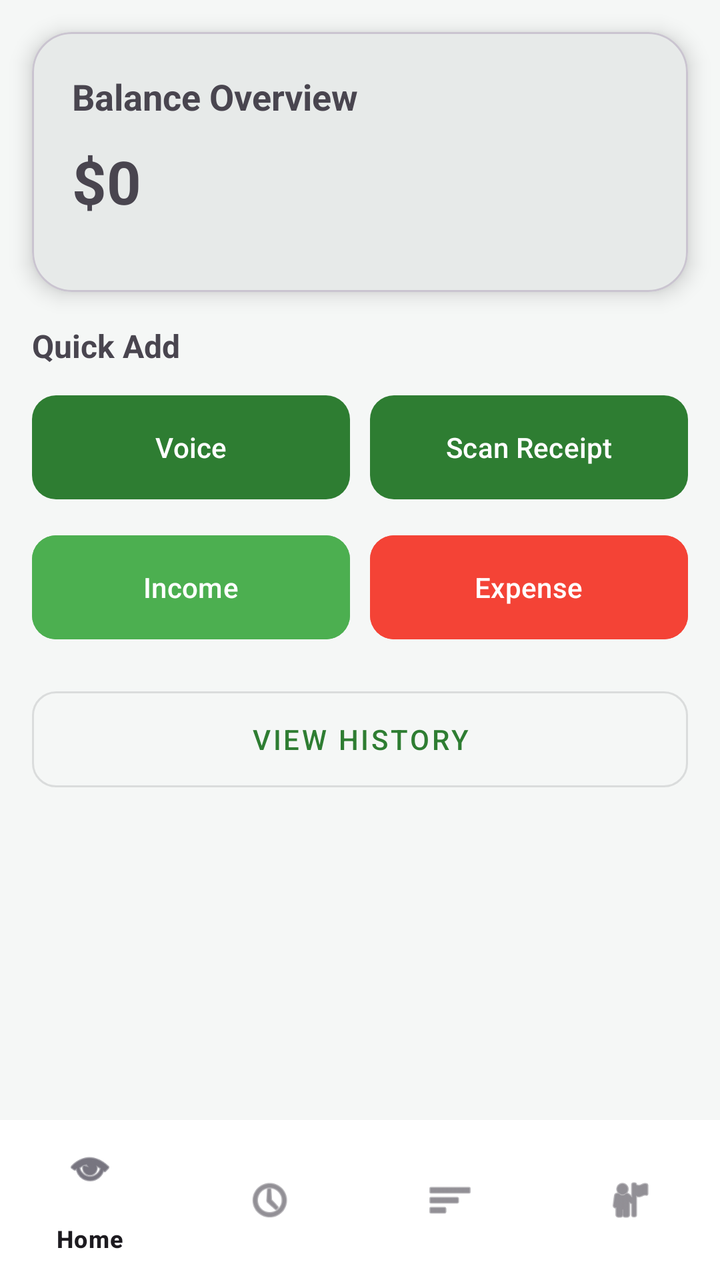
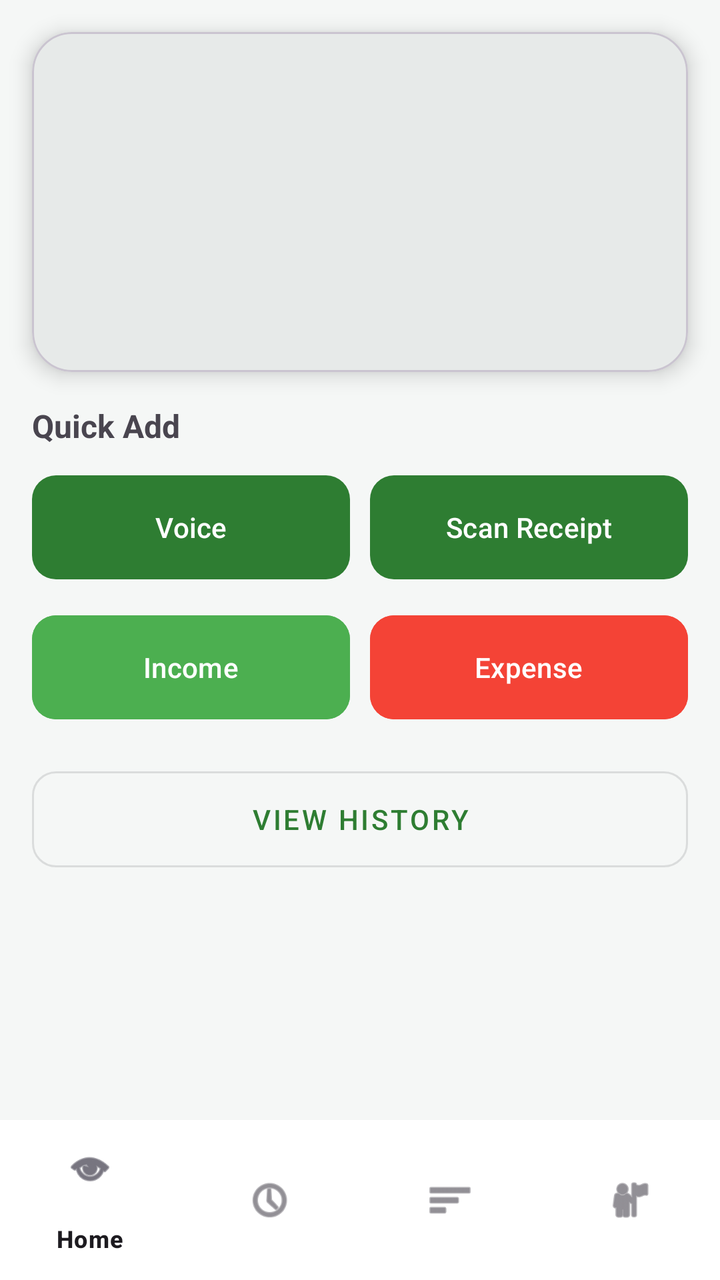

Screens rendered from an Android XML layout before and after an edit, with the pre-edit source and the edit as a unified diff.
<!-- AndroidManifest.xml: application theme Theme.MoneyTrack -->
<!-- res/layout/activity_main.xml -->
<?xml version="1.0" encoding="utf-8"?>
<LinearLayout
    xmlns:android="http://schemas.android.com/apk/res/android"
    xmlns:app="http://schemas.android.com/apk/res-auto"
    android:orientation="vertical"
    android:background="#F5F7F6"
    android:layout_width="match_parent"
    android:layout_height="match_parent">

    <ScrollView
        android:layout_width="match_parent"
        android:layout_height="0dp"
        android:layout_weight="1">

        <LinearLayout
            android:layout_width="match_parent"
            android:layout_height="wrap_content"
            android:orientation="vertical">

            <com.google.android.material.card.MaterialCardView
                android:id="@+id/cardBalance"
                android:layout_width="match_parent"
                android:layout_height="130dp"
                android:layout_margin="16dp"
                app:cardCornerRadius="20dp"
                app:cardElevation="6dp">

                <LinearLayout
                    android:layout_width="match_parent"
                    android:layout_height="match_parent"
                    android:orientation="vertical"
                    android:padding="20dp">

                    <TextView
                        android:layout_width="wrap_content"
                        android:layout_height="wrap_content"
                        android:text="Balance Overview"
                        android:textSize="18sp"
                        android:textStyle="bold" />

                    <TextView
                        android:id="@+id/tvBalance"
                        android:layout_width="wrap_content"
                        android:layout_height="wrap_content"
                        android:layout_marginTop="10dp"
                        android:text="$0"
                        android:textSize="30sp"
                        android:textStyle="bold" />

                </LinearLayout>

            </com.google.android.material.card.MaterialCardView>

            <TextView
                android:layout_width="wrap_content"
                android:layout_height="wrap_content"
                android:layout_marginStart="16dp"
                android:layout_marginBottom="10dp"
                android:text="Quick Add"
                android:textSize="16sp"
                android:textStyle="bold" />

            <LinearLayout
                android:layout_width="match_parent"
                android:layout_height="wrap_content"
                android:orientation="horizontal"
                android:paddingStart="16dp"
                android:paddingEnd="16dp">

                <com.google.android.material.button.MaterialButton
                    android:id="@+id/btnVoice"
                    android:layout_width="0dp"
                    android:layout_height="60dp"
                    android:layout_weight="1"
                    android:text="Voice"
                    app:cornerRadius="12dp" />

                <com.google.android.material.button.MaterialButton
                    android:id="@+id/btnScan"
                    android:layout_width="0dp"
                    android:layout_height="60dp"
                    android:layout_marginStart="10dp"
                    android:layout_weight="1"
                    android:text="Scan Receipt"
                    app:cornerRadius="12dp" />

            </LinearLayout>

            <LinearLayout
                android:layout_width="match_parent"
                android:layout_height="wrap_content"
                android:layout_marginTop="10dp"
                android:orientation="horizontal"
                android:paddingStart="16dp"
                android:paddingEnd="16dp">

                <com.google.android.material.button.MaterialButton
                    android:id="@+id/btnIncome"
                    android:layout_width="0dp"
                    android:layout_height="60dp"
                    android:layout_weight="1"
                    android:text="Income"
                    android:backgroundTint="#4CAF50"
                    app:cornerRadius="12dp" />

                <com.google.android.material.button.MaterialButton
                    android:id="@+id/btnExpense"
                    android:layout_width="0dp"
                    android:layout_height="60dp"
                    android:layout_marginStart="10dp"
                    android:layout_weight="1"
                    android:text="Expense"
                    android:backgroundTint="#F44336"
                    app:cornerRadius="12dp" />

            </LinearLayout>

            <com.google.android.material.button.MaterialButton
                android:id="@+id/btnHistory"
                android:layout_width="match_parent"
                android:layout_height="60dp"
                android:layout_margin="16dp"
                android:text="View History"
                app:cornerRadius="12dp"
                style="@style/Widget.MaterialComponents.Button.OutlinedButton" />

        </LinearLayout>

    </ScrollView>

    <com.google.android.material.bottomnavigation.BottomNavigationView
        android:id="@+id/bottomNav"
        android:layout_width="match_parent"
        android:layout_height="wrap_content"
        android:background="#FFFFFF"
        app:menu="@menu/bottom_menu"/>

</LinearLayout>
<!-- resources referenced by this layout -->
<resources>
  <style name="Theme.MoneyTrack" parent="Base.Theme.MoneyTrack" />
  <style name="Base.Theme.MoneyTrack" parent="Theme.Material3.DayNight.NoActionBar">
  
          
          <item name="colorPrimary">#2E7D32</item>
          <item name="colorOnPrimary">#FFFFFF</item>
  
          
          <item name="colorSecondary">#66BB6A</item>
  
          
          <item name="android:colorBackground">#F1F8F4</item>
  
      </style>
</resources>

<!-- the commit's change to res/layout/activity_main.xml (unified diff, before → after) -->
@@ -20,7 +20,7 @@
             <com.google.android.material.card.MaterialCardView
                 android:id="@+id/cardBalance"
                 android:layout_width="match_parent"
-                android:layout_height="130dp"
+                android:layout_height="170dp"
                 android:layout_margin="16dp"
                 app:cardCornerRadius="20dp"
                 app:cardElevation="6dp">
@@ -31,21 +31,28 @@
                     android:orientation="vertical"
                     android:padding="20dp">
 
-                    <TextView
-                        android:layout_width="wrap_content"
-                        android:layout_height="wrap_content"
-                        android:text="Balance Overview"
-                        android:textSize="18sp"
-                        android:textStyle="bold" />
+                    
+                    
+                    
+                    
+                    
+                    
 
-                    <TextView
-                        android:id="@+id/tvBalance"
-                        android:layout_width="wrap_content"
-                        android:layout_height="wrap_content"
-                        android:layout_marginTop="10dp"
-                        android:text="$0"
-                        android:textSize="30sp"
-                        android:textStyle="bold" />
+                    
+                    
+                    
+                    
+                    
+                    
+                    
+                    
+
+
+                    <androidx.viewpager2.widget.ViewPager2
+                        android:id="@+id/balancePager"
+                        android:layout_width="match_parent"
+                        android:layout_height="110dp"
+                        android:layout_margin="16dp" />
 
                 </LinearLayout>
 
